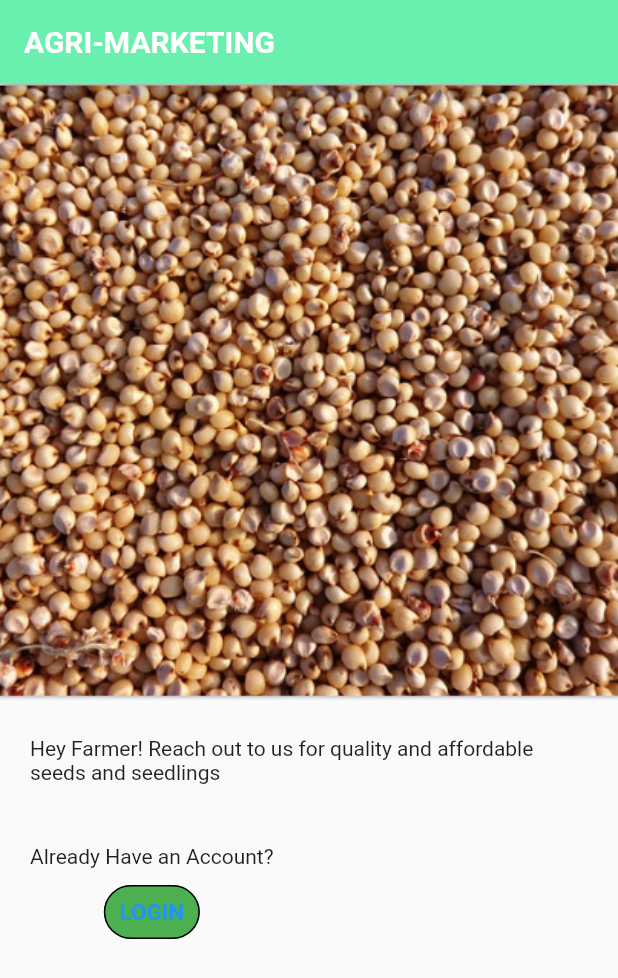
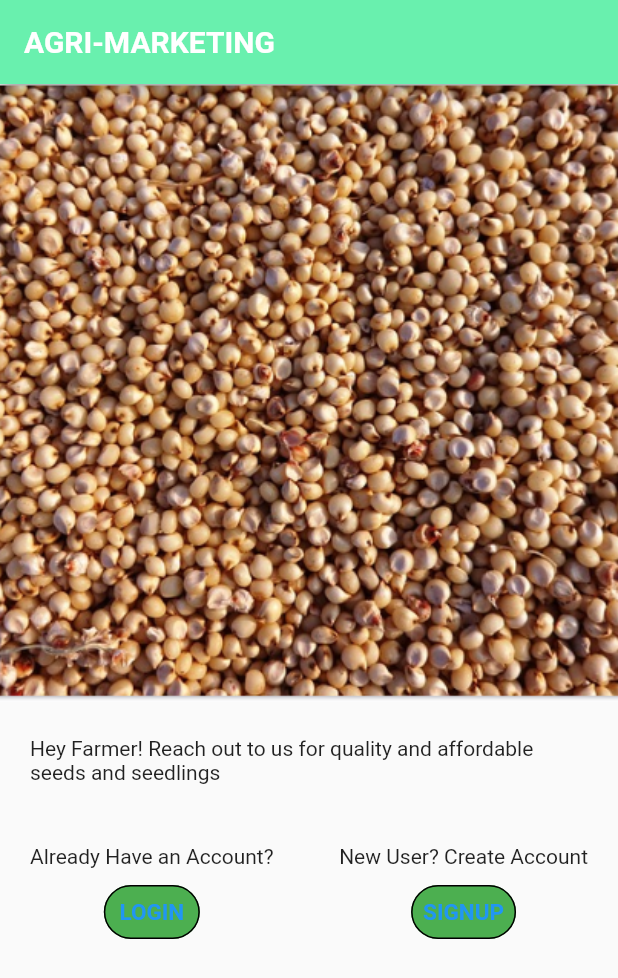
Before and after one commit to Claryclarein/agri_marketing, a Flutter app: the screen it shows after launch, on a phone screen of 412 x 824 dp. Shown: the top 978 px of the screen. Run offline on Flutter 3.47's test engine with Material 2 defaults, Android fonts, the phone set to English and light mode, and no system bars; our stand-ins replace get.

Commit message:
added signup button

```diff
--- a/agri_marketing/lib/screen/home_page.dart
+++ b/agri_marketing/lib/screen/home_page.dart
@@ -1,4 +1,5 @@
 import 'package:agri_marketing/screen/login.dart';
+import 'package:agri_marketing/screen/signup.dart';
 import 'package:flutter/material.dart';
 import 'package:get/get.dart';
 
@@ -50,6 +51,7 @@ class HomePage extends StatelessWidget {
               child: Row(
                 mainAxisAlignment: MainAxisAlignment.spaceBetween,
                 children: [
+                  //LOGIN BUTTON
                   Column(
                     children: [
                       Text("Already Have an Account?"),
@@ -76,6 +78,36 @@ class HomePage extends StatelessWidget {
                                     borderRadius: BorderRadius.circular(18),
                                     side: BorderSide(color: Colors.black)))),
                       ),
+                      //SIGNUP BUTTON
+                    ],
+                  ),
+                  Column(
+                    children: [
+                      Text("New User? Create Account"),
+                      SizedBox(
+                        height: 5,
+                      ),
+                      TextButton(
+                        onPressed: () {
+                          Navigator.of(context).push(MaterialPageRoute(
+                              builder: ((context) => const Signup())));
+                        },
+                        child: const Text(
+                          "SIGNUP",
+                          style: TextStyle(
+                            fontSize: 15,
+                            fontWeight: FontWeight.bold,
+                          ),
+                        ),
+                        style: ButtonStyle(
+                            backgroundColor:
+                                MaterialStateProperty.all(Colors.green),
+                            shape: MaterialStateProperty.all(
+                                RoundedRectangleBorder(
+                                    borderRadius: BorderRadius.circular(18),
+                                    side: BorderSide(color: Colors.black)))),
+                      ),
+                      //SIGNUP BUTTON
                     ],
                   ),
                 ],
```
